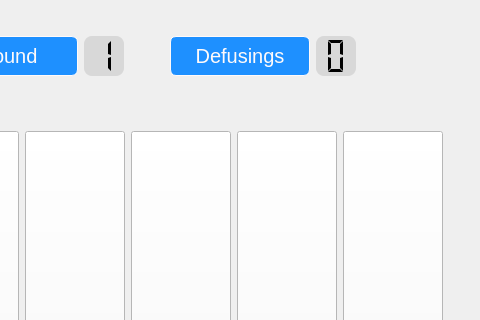
This is ui/ui/mainwindow.ui in NadjibBelaribi/time-bomb-game as Qt 5 draws it before an edit; both pictures show x 474 to 954 and y 0 to 320 of the 1047 by 614 pixel window. The edited form follows.
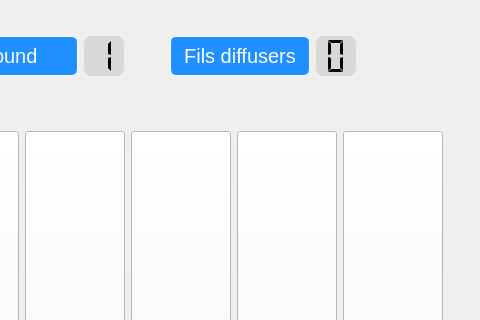
This is the edited form. Icons and pictures are not drawn.

```diff
--- a/ui/ui/mainwindow.ui
+++ b/ui/ui/mainwindow.ui
@@ -1414,7 +1414,7 @@
 }</string>
               </property>
               <property name="text">
-               <string>Defusings</string>
+               <string>Fils diffusers</string>
               </property>
               <property name="alignment">
                <set>Qt::AlignCenter</set>
```
